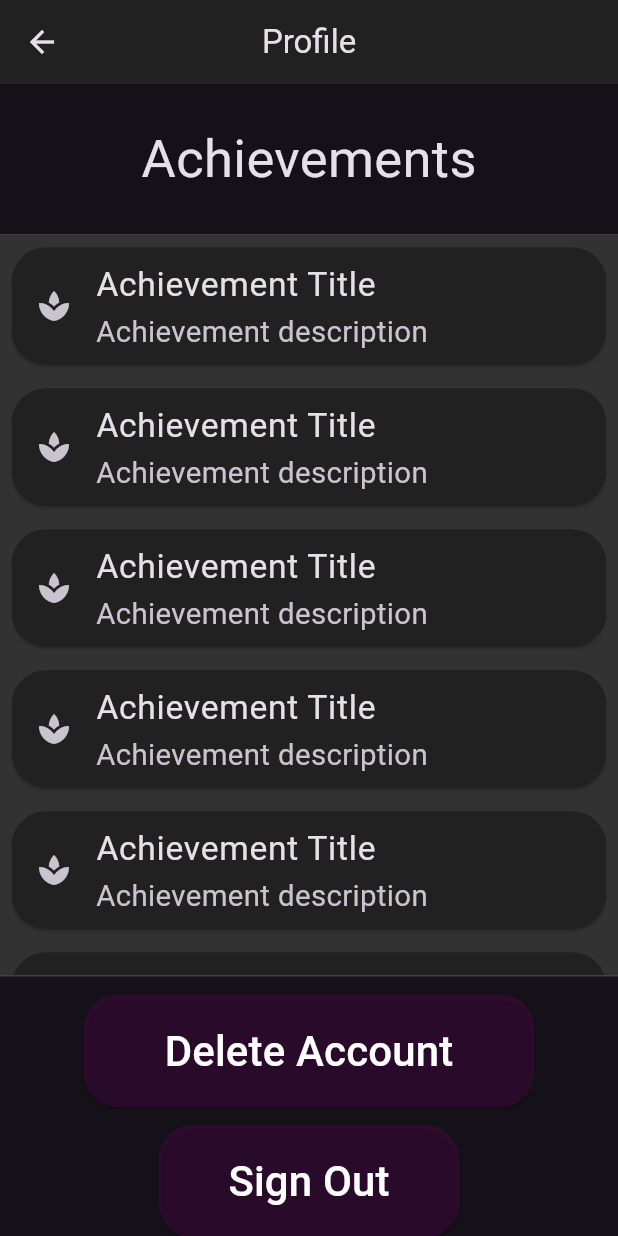
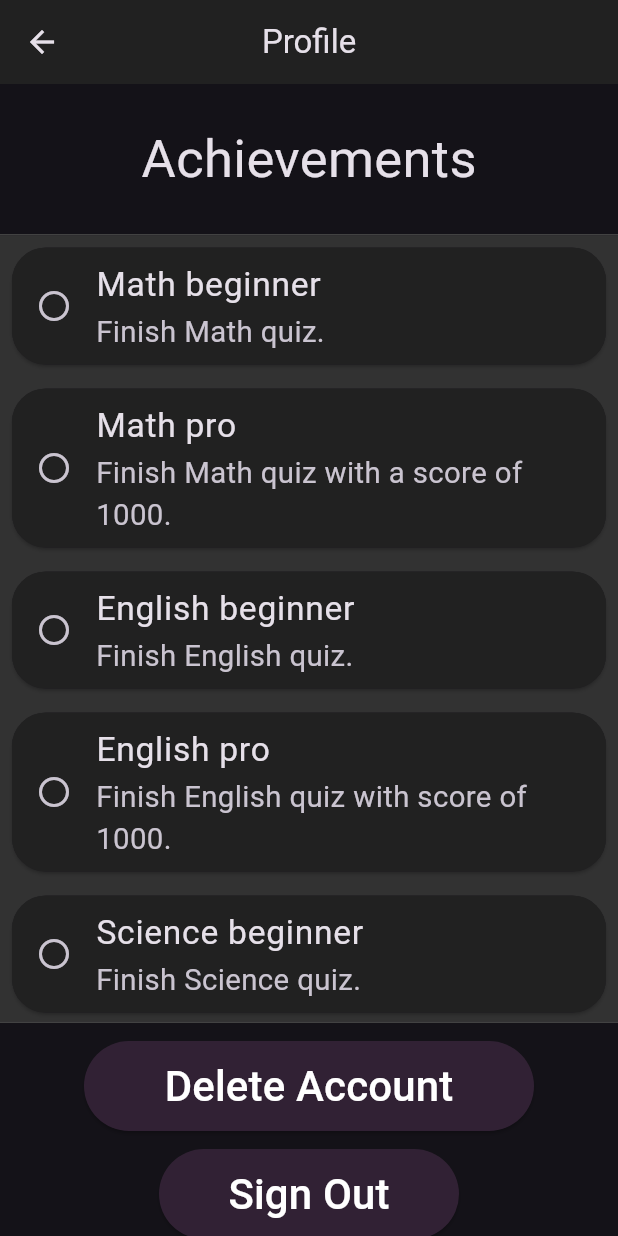
Before and after one commit to Parcelatl/QuizApp, a Flutter app: the ProfileScreen screen opened by its route, on a phone screen of 412 x 824 dp. Run offline on Flutter 3.47's test engine with Material 3 defaults, Android fonts, the phone set to English and light mode, and no system bars; our stand-ins replace firebase_auth, firebase_core, flutter_animation_progress_bar, font_awesome_flutter, google_fonts, google_sign_in and 1 more; accounts and stored records are empty; network calls fail.

Commit message:
added achievements, updated topic logos, finalized design

```diff
--- a/QuizApp/quizapp/lib/Profile/profile.dart
+++ b/QuizApp/quizapp/lib/Profile/profile.dart
@@ -1,5 +1,11 @@
 import 'package:flutter/material.dart';
 import 'package:font_awesome_flutter/font_awesome_flutter.dart';
+import 'package:quizapp/Subjects/english.dart';
+import 'package:quizapp/Subjects/history.dart';
+import 'package:quizapp/Subjects/math.dart';
+import 'package:quizapp/Subjects/science.dart';
+import 'package:quizapp/Subjects/space.dart';
+import 'package:quizapp/Subjects/technology.dart';
 
 import '../Services/auth.dart';
 
@@ -66,27 +72,23 @@ class ProfileScreen extends StatelessWidget {
           ColoredBox(
             color: Color.fromARGB(255, 50, 50, 50),
             child: SizedBox(
-              height: 493,
+              height: 524,
               child: ListView(
                 children: [
-                  achievementTile(const Icon(Icons.spa), 'Achievement Title',
-                      'Achievement description'),
-                  achievementTile(const Icon(Icons.spa), 'Achievement Title',
-                      'Achievement description'),
-                  achievementTile(const Icon(Icons.spa), 'Achievement Title',
-                      'Achievement description'),
-                  achievementTile(const Icon(Icons.spa), 'Achievement Title',
-                      'Achievement description'),
-                  achievementTile(const Icon(Icons.spa), 'Achievement Title',
-                      'Achievement description'),
-                  achievementTile(const Icon(Icons.spa), 'Achievement Title',
-                      'Achievement description'),
-                  achievementTile(const Icon(Icons.spa), 'Achievement Title',
-                      'Achievement description'),
-                  achievementTile(const Icon(Icons.spa), 'Achievement Title',
-                      'Achievement description'),
-                  achievementTile(const Icon(Icons.spa), 'Achievement Title',
-                      'Achievement description'),
+                  achievementTile(const Icon(Icons.circle_outlined), 'Math beginner', 'Finish Math quiz.', mathQuizFinished),
+                  achievementTile(const Icon(Icons.circle_outlined), 'Math pro', 'Finish Math quiz with a score of 1000.', mathPro),
+                  achievementTile(const Icon(Icons.circle_outlined), 'English beginner', 'Finish English quiz.', englishQuizFinished),
+                  achievementTile(const Icon(Icons.circle_outlined), 'English pro', 'Finish English quiz with score of 1000.', englishPro),
+                  achievementTile(const Icon(Icons.circle_outlined), 'Science beginner', 'Finish Science quiz.', scienceQuizFinished),
+                  achievementTile(const Icon(Icons.circle_outlined), 'Science pro', 'Finish Science quiz with a score of 1000.', sciencePro),
+                  achievementTile(const Icon(Icons.circle_outlined), 'Technology beginner', 'Finish Technology quiz.', techQuizFinished),
+                  achievementTile(const Icon(Icons.circle_outlined), 'Technology pro', 'Finish Technology quiz with a score of 1000.', techPro),
+                  achievementTile(const Icon(Icons.circle_outlined), 'History beginner', 'Finish History quiz.', historyQuizFinished),
+                  achievementTile(const Icon(Icons.circle_outlined), 'History pro', 'Finish History quiz with a score of 1000.', historyPro),
+                  achievementTile(const Icon(Icons.circle_outlined), 'Space beginner', 'Finish Space quiz.', spaceQuizFinished),
+                  achievementTile(const Icon(Icons.circle_outlined), 'Space pro', 'Finish Space quiz with a score of 1000.', spacePro),
+                  achievementTile(const Icon(Icons.circle_outlined), 'One to rule them all', 'Get a score of 1000 on all topics.', (mathPro && englishPro && sciencePro && techPro && historyPro && spacePro)),
+
                 ],
               ),
             ),
@@ -101,7 +103,7 @@ class ProfileScreen extends StatelessWidget {
               mainAxisAlignment: MainAxisAlignment.spaceBetween,
               children: [
                 SizedBox(
-                  height: 75,
+                  height: 60,
                   width: 300,
                   child: ElevatedButton(
                     child: const Text(
@@ -113,7 +115,7 @@ class ProfileScreen extends StatelessWidget {
                 ),
                 const SizedBox(height: 12),
                 SizedBox(
-                  height: 75,
+                  height: 60,
                   width: 200,
                   child: ElevatedButton(
                     child: const Text(
@@ -135,20 +137,17 @@ class ProfileScreen extends StatelessWidget {
     );
   }
 
-  Padding achievementTile(Icon achIcon, String title, String subtitle) {
+  Padding achievementTile(Icon achIcon, String title, String subtitle, bool completed) {
     return Padding(
       padding: const EdgeInsets.all(4),
       child: Card(
         shape: RoundedRectangleBorder(borderRadius: BorderRadius.circular(22.5)),
         clipBehavior: Clip.antiAlias,
-        child: InkWell(
-          onTap: () {},
-          child: ListTile(
-            tileColor: Colors.grey[900],
-            leading: achIcon,
-            title: Text(title , textScaler: const TextScaler.linear(1.4)),
-            subtitle: Text(subtitle , textScaler: const TextScaler.linear(1.4)),
-          ),
+        child: ListTile(
+          tileColor: Colors.grey[900],
+          leading: (completed == true) ? const Icon(Icons.check) : achIcon ,
+          title: Text(title , textScaler: const TextScaler.linear(1.4)),
+          subtitle: Text(subtitle , textScaler: const TextScaler.linear(1.4)),
         ),
       ),
     );
--- a/QuizApp/quizapp/lib/Quiz/models/options_state.dart
+++ b/QuizApp/quizapp/lib/Quiz/models/options_state.dart
@@ -2,6 +2,6 @@ import 'package:flutter/material.dart';
 
 const correct = Color(0xFF32AB58);
 
-const incorrect = Color.fromARGB(255, 172, 1, 1);
+const incorrect = Color.fromARGB(157, 91, 0, 0);
 
 const Color unselected = Color.fromARGB(255, 33, 33, 33);
--- a/QuizApp/quizapp/lib/Subjects/english.dart
+++ b/QuizApp/quizapp/lib/Subjects/english.dart
@@ -16,6 +16,8 @@ int index = 0;
 bool isPresed = false;
 int score = 0;
 bool isSelected = false;
+bool englishQuizFinished = false;
+bool englishPro = false;
 
 class _EnglishExamState extends State<EnglishExam> {
   @override
@@ -118,6 +120,7 @@ class _EnglishExamState extends State<EnglishExam> {
         score = 0;
         isPresed = false;
         isSelected = false;
+        englishQuizFinished = true;
         Strike.clear();
       });
       Navigator.pop(context);
@@ -125,6 +128,7 @@ class _EnglishExamState extends State<EnglishExam> {
 
     void backToStart() {
       StartOver();
+      englishQuizFinished = true;
       Navigator.pushNamedAndRemoveUntil(context, '/' , (route) => false);
       Navigator.pushNamed(context, '/topics');
     }
@@ -160,6 +164,8 @@ class _EnglishExamState extends State<EnglishExam> {
       } else {
         if (value == true) {
           score += 100;
+          if(score >= 1000)
+          englishPro = true;
           setState(() {
             isPresed = true;
             isSelected = true;
--- a/QuizApp/quizapp/lib/Subjects/history.dart
+++ b/QuizApp/quizapp/lib/Subjects/history.dart
@@ -16,6 +16,8 @@ int index = 0;
 bool isPresed = false;
 int score = 0;
 bool isSelected = false;
+bool historyQuizFinished = false;
+bool historyPro = false;
 
 class _HistoryExamState extends State<HistoryExam> {
   @override
@@ -107,6 +109,7 @@ class _HistoryExamState extends State<HistoryExam> {
         score = 0;
         isPresed = false;
         isSelected = false;
+        historyQuizFinished = true;
         Strike.clear();
       });
       Navigator.pop(context);
@@ -114,6 +117,7 @@ class _HistoryExamState extends State<HistoryExam> {
 
         void backToStart() {
       StartOver();
+      historyQuizFinished = true;
       Navigator.pushNamedAndRemoveUntil(context, '/' , (route) => false);
       Navigator.pushNamed(context, '/topics');
     }
@@ -148,6 +152,8 @@ class _HistoryExamState extends State<HistoryExam> {
       } else {
         if (value == true) {
           score += 100;
+          if(score >= 1000)
+          historyPro = true;
           setState(() {
             isPresed = true;
             isSelected = true;
--- a/QuizApp/quizapp/lib/Subjects/math.dart
+++ b/QuizApp/quizapp/lib/Subjects/math.dart
@@ -16,6 +16,8 @@ int index = 0;
 bool isPresed = false;
 int score = 0;
 bool isSelected = false;
+bool mathQuizFinished = false;
+bool mathPro = false;
 
 class _MathExamState extends State<MathExam> {
   @override
@@ -82,6 +84,7 @@ class _MathExamState extends State<MathExam> {
         score = 0;
         isPresed = false;
         isSelected = false;
+        mathQuizFinished = true;
         Strike.clear();
       });
       Navigator.pop(context);
@@ -89,6 +92,7 @@ class _MathExamState extends State<MathExam> {
 
         void backToStart() {
       StartOver();
+      mathQuizFinished = true;
       Navigator.pushNamedAndRemoveUntil(context, '/' , (route) => false);
       Navigator.pushNamed(context, '/topics');
     }
@@ -123,6 +127,8 @@ class _MathExamState extends State<MathExam> {
       } else {
         if (value == true) {
           score += 100;
+          if(score >= 1000)
+          mathPro = true;
           setState(() {
             isPresed = true;
             isSelected = true;
--- a/QuizApp/quizapp/lib/Subjects/science.dart
+++ b/QuizApp/quizapp/lib/Subjects/science.dart
@@ -16,6 +16,8 @@ int index = 0;
 bool isPresed = false;
 int score = 0;
 bool isSelected = false;
+bool scienceQuizFinished = false;
+bool sciencePro = false;
 
 class _ScienceExamState extends State<ScienceExam> {
   @override
@@ -103,6 +105,7 @@ class _ScienceExamState extends State<ScienceExam> {
         score = 0;
         isPresed = false;
         isSelected = false;
+        scienceQuizFinished = true;
         Strike.clear();
       });
       Navigator.pop(context);
@@ -110,6 +113,7 @@ class _ScienceExamState extends State<ScienceExam> {
 
         void backToStart() {
       StartOver();
+      scienceQuizFinished = true;
       Navigator.pushNamedAndRemoveUntil(context, '/' , (route) => false);
       Navigator.pushNamed(context, '/topics');
     }
@@ -144,6 +148,8 @@ class _ScienceExamState extends State<ScienceExam> {
       } else {
         if (value == true) {
           score += 100;
+          if(score >= 1000)
+          sciencePro = true;
           setState(() {
             isPresed = true;
             isSelected = true;
--- a/QuizApp/quizapp/lib/Subjects/space.dart
+++ b/QuizApp/quizapp/lib/Subjects/space.dart
@@ -16,6 +16,8 @@ int index = 0;
 bool isPresed = false;
 int score = 0;
 bool isSelected = false;
+bool spaceQuizFinished = false;
+bool spacePro = false;
 
 class _SpaceExamState extends State<SpaceExam> {
   @override
@@ -123,6 +125,7 @@ class _SpaceExamState extends State<SpaceExam> {
         score = 0;
         isPresed = false;
         isSelected = false;
+        spaceQuizFinished = true;
         Strike.clear();
       });
       Navigator.pop(context);
@@ -130,6 +133,7 @@ class _SpaceExamState extends State<SpaceExam> {
 
         void backToStart() {
       StartOver();
+      spaceQuizFinished = true;
       Navigator.pushNamedAndRemoveUntil(context, '/' , (route) => false);
       Navigator.pushNamed(context, '/topics');
     }
@@ -164,6 +168,8 @@ class _SpaceExamState extends State<SpaceExam> {
       } else {
         if (value == true) {
           score += 100;
+          if(score >= 1000)
+          spacePro = true;
           setState(() {
             isPresed = true;
             isSelected = true;
--- a/QuizApp/quizapp/lib/Subjects/technology.dart
+++ b/QuizApp/quizapp/lib/Subjects/technology.dart
@@ -16,6 +16,8 @@ int index = 0;
 bool isPresed = false;
 int score = 0;
 bool isSelected = false;
+bool techQuizFinished = false;
+bool techPro = false;
 
 class _TechnologyExamState extends State<TechnologyExam> {
   @override
@@ -110,6 +112,7 @@ class _TechnologyExamState extends State<TechnologyExam> {
         score = 0;
         isPresed = false;
         isSelected = false;
+        techQuizFinished = true;
         Strike.clear();
       });
       Navigator.pop(context);
@@ -117,6 +120,7 @@ class _TechnologyExamState extends State<TechnologyExam> {
 
         void backToStart() {
       StartOver();
+      techQuizFinished = true;
       Navigator.pushNamedAndRemoveUntil(context, '/' , (route) => false);
       Navigator.pushNamed(context, '/topics');
     }
@@ -151,6 +155,8 @@ class _TechnologyExamState extends State<TechnologyExam> {
       } else {
         if (value == true) {
           score += 100;
+          if(score >= 1000)
+          techPro = true;
           setState(() {
             isPresed = true;
             isSelected = true;
--- a/QuizApp/quizapp/lib/Topics/topics.dart
+++ b/QuizApp/quizapp/lib/Topics/topics.dart
@@ -31,7 +31,7 @@ class TopicsScreen extends StatelessWidget {
   Card cardTopic(String name, var navName, String image, BuildContext context) {
     return Card(
       clipBehavior: Clip.antiAlias,
-      shape: RoundedRectangleBorder(borderRadius: BorderRadius.circular(22.5)),
+      shape: RoundedRectangleBorder(borderRadius: BorderRadius.circular(35)),
       child: Column(
         crossAxisAlignment: CrossAxisAlignment.stretch,
         children: [
--- a/QuizApp/quizapp/lib/themes.dart
+++ b/QuizApp/quizapp/lib/themes.dart
@@ -8,8 +8,8 @@ var appTheme = ThemeData(
   ),
   elevatedButtonTheme: ElevatedButtonThemeData(
     style: ElevatedButton.styleFrom(
-      shape: RoundedRectangleBorder(borderRadius: BorderRadius.circular(22.5)),
-      backgroundColor: Color.fromARGB(51, 155, 0, 140),
+      shape: RoundedRectangleBorder(borderRadius: BorderRadius.circular(35)),
+      backgroundColor: Color.fromARGB(255, 49, 33, 52),//const Color.fromARGB(255, 35, 44, 49),//Color.fromARGB(51, 155, 0, 140),
       foregroundColor: Colors.white,
     ),
   ),
```
Also changed, not shown: QuizApp/quizapp/lib/Home/home.dart (+4 -4 lines), QuizApp/quizapp/lib/Quiz/quiz.dart (+15 -9 lines), QuizApp/quizapp/assets/covers/english.png, QuizApp/quizapp/assets/covers/history.png, QuizApp/quizapp/assets/covers/math.png, QuizApp/quizapp/assets/covers/science.png, QuizApp/quizapp/assets/covers/space.png, QuizApp/quizapp/assets/covers/tech.png.
